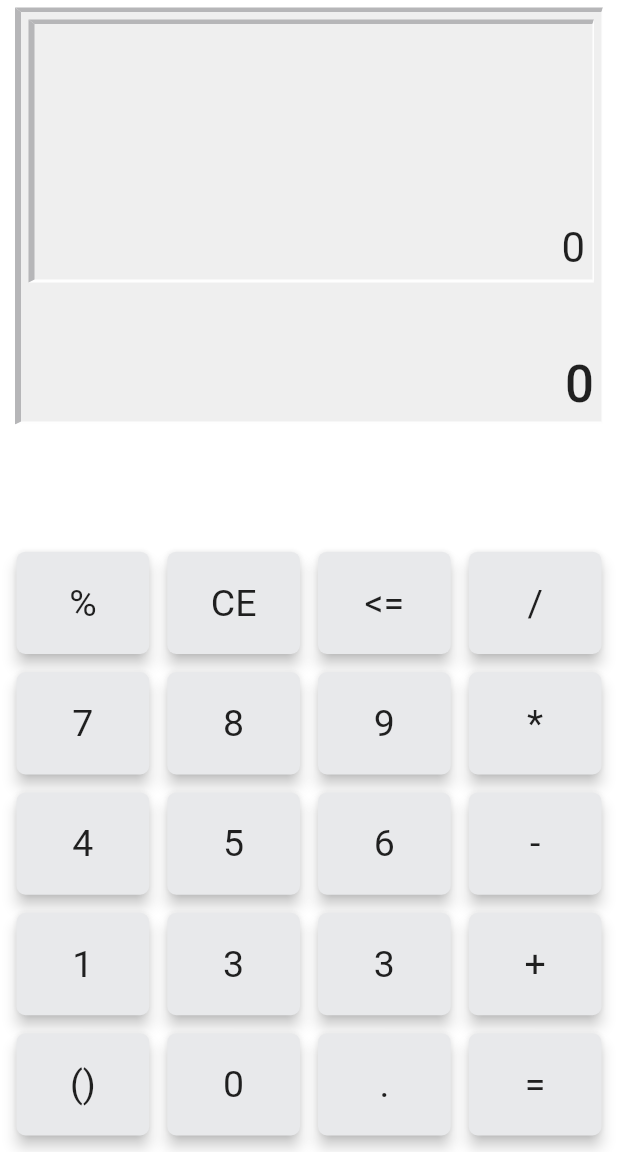
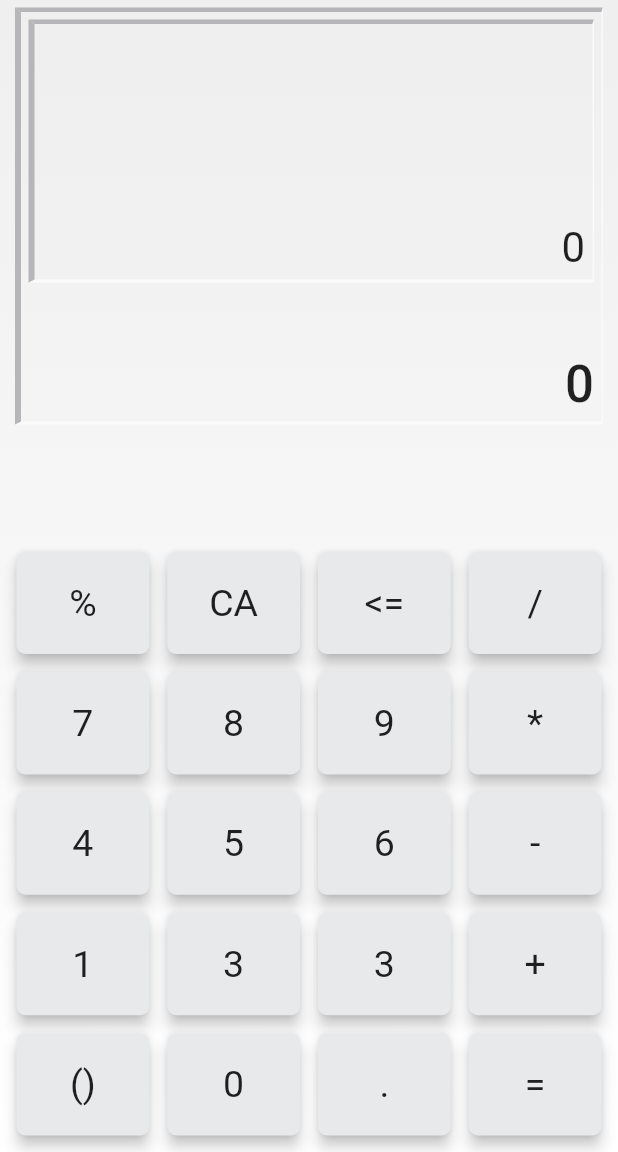
Before and after one commit to nividata-consultancy/flutter-calculator, a Flutter app: the screen it shows after launch, on a phone screen of 412 x 824 dp, the part 84-1236 px from its top. Run offline on Flutter 3.47's test engine with Material 2 defaults, Android fonts, the light colour scheme and no system bars; our stand-ins replace rxdart.

Commit message:
Add Gradient color

```diff
--- a/lib/src/app.dart
+++ b/lib/src/app.dart
@@ -47,9 +47,13 @@ class _HomeWidget extends State<HomeWidget> {
         centerTitle: true,
         elevation: 0,
       ),
-      backgroundColor: Colors.white,
       body: Container(
-        margin: EdgeInsets.all(5),
+        decoration: BoxDecoration(
+            gradient: LinearGradient(
+                begin: Alignment.topCenter,
+                end: Alignment.bottomCenter,
+                colors: [Color(0xFFEFEFEF), Colors.white])),
+        padding: EdgeInsets.all(5),
         child: Column(
           children: <Widget>[
             Container(
@@ -58,8 +62,10 @@ class _HomeWidget extends State<HomeWidget> {
               constraints: BoxConstraints.expand(height: displayHeight),
               decoration: BoxDecoration(
                   shape: BoxShape.rectangle,
-                  // BoxShape.circle or BoxShape.retangle
-                  color: Color(0xFFEFEFEF),
+                  gradient: LinearGradient(
+                      begin: Alignment.topCenter,
+                      end: Alignment.bottomCenter,
+                      colors: [Color(0xFFEFEFEF), Color(0xfff4f4f4)]),
                   border: Border(
                     left: BorderSide(
                       color: Color(0xFFb6b6b8),
@@ -70,11 +76,11 @@ class _HomeWidget extends State<HomeWidget> {
                       width: 3.0,
                     ),
                     bottom: BorderSide(
-                      color: Color(0xfffefefe),
+                      color: Color(0xfffafafa),
                       width: 2.0,
                     ),
                     right: BorderSide(
-                      color: Color(0xfffefefe),
+                      color: Color(0xfffafafa),
                       width: 1.0,
                     ),
                   )),
@@ -99,7 +105,6 @@ class _HomeWidget extends State<HomeWidget> {
               child: Align(
                 alignment: FractionalOffset.bottomCenter,
                 child: Container(
-                  color: Colors.white,
                   child: Row(
                     children: <Widget>[
                       Expanded(
@@ -128,7 +133,9 @@ class _HomeWidget extends State<HomeWidget> {
                         child: Column(
                           mainAxisAlignment: MainAxisAlignment.end,
                           children: <Widget>[
-                            ButtonView(text: "CE", size: buttonSize),
+                            ButtonView(
+                                text: CalculatorDataProvider.CLEAR,
+                                size: buttonSize),
                             ButtonViewForNumber(
                                 text: CalculatorDataProvider.EIGHT,
                                 size: buttonSize),
--- a/lib/src/resources/CalculatorDataProvider.dart
+++ b/lib/src/resources/CalculatorDataProvider.dart
@@ -18,7 +18,7 @@ class CalculatorDataProvider {
   static const MULTIPLY = '*';
   static const DIVIDE = '/';
 
-  static const CLEAR = 'C';
+  static const CLEAR = 'CA';
   static const BACK = '<=';
   static const EQUAL = '=';
   static const OPEN_BRACKET = '()';
--- a/lib/src/ui/displayExp.dart
+++ b/lib/src/ui/displayExp.dart
@@ -1,4 +1,5 @@
 import 'package:flutter/cupertino.dart';
+import 'package:flutter/material.dart';
 
 class DisplayExp extends StatelessWidget {
   final String exp;
@@ -16,8 +17,11 @@ class DisplayExp extends StatelessWidget {
         padding: EdgeInsets.all(5),
         constraints: BoxConstraints.expand(),
         decoration: BoxDecoration(
+            gradient: LinearGradient(
+                begin: Alignment.topCenter,
+                end: Alignment.bottomCenter,
+                colors: [Color(0xFFEFEFEF), Color(0xfff1f1f1)]),
             shape: BoxShape.rectangle,
-            color: Color(0xFFEFEFEF),
             border: Border(
               left: BorderSide(
                 color: Color(0xFFb6b6b8),
@@ -28,11 +32,11 @@ class DisplayExp extends StatelessWidget {
                 width: 3.0,
               ),
               bottom: BorderSide(
-                color: Color(0xfffefefe),
+                color: Color(0xfffafafa),
                 width: 2.0,
               ),
               right: BorderSide(
-                color: Color(0xfffefefe),
+                color: Color(0xfffafafa),
                 width: 1.0,
               ),
             )),
```
